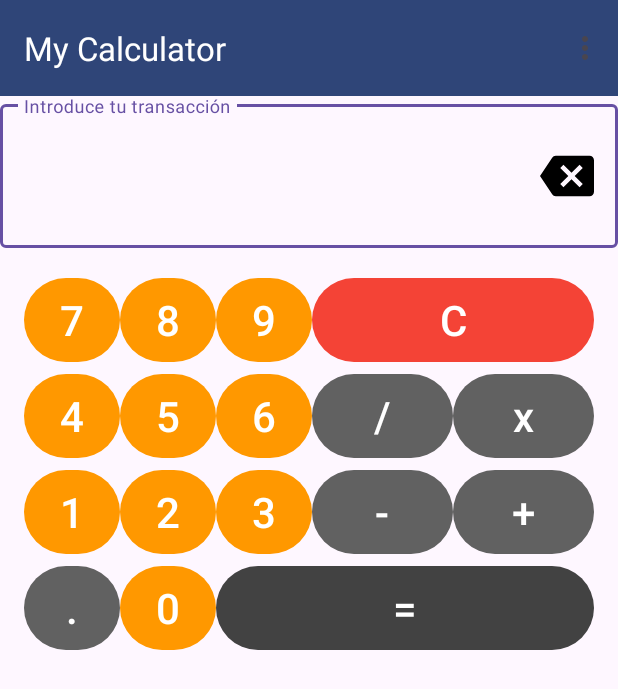
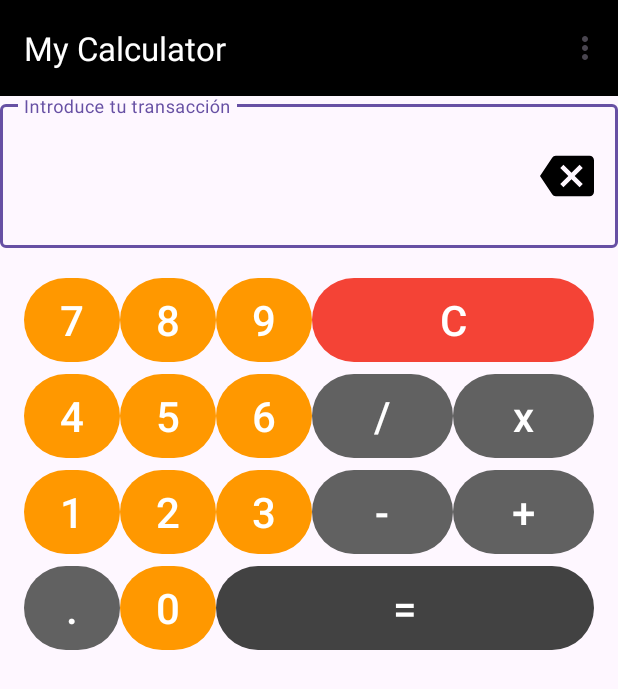
Before and after one commit to MarceloCarabajal/android_calculator, an Android app: the screen it shows after launch (MainActivity), on a phone screen of 412 x 824 dp. Shown: the top 689 px of the screen. Run offline under Robolectric (Android 15) with nearby library versions, the phone set to English and light mode, and no system bars.

Commit message:
fixed issues in toolbar, dimens and themes

```diff
--- a/app/src/main/res/layout-land/activity_main.xml
+++ b/app/src/main/res/layout-land/activity_main.xml
@@ -6,6 +6,19 @@
     android:layout_height="match_parent"
 
     tools:context="curso.marce.mycalculator.MainActivity">
+
+    <com.google.android.material.appbar.AppBarLayout
+        android:layout_width="match_parent"
+        android:layout_height="wrap_content">
+
+        <com.google.android.material.appbar.MaterialToolbar
+            android:id="@+id/toolbar"
+            android:layout_width="match_parent"
+            android:layout_height="54dp"
+            android:background="@android:color/black"
+            app:titleTextColor="@android:color/white"/>
+
+    </com.google.android.material.appbar.AppBarLayout>
 
 
     <androidx.core.widget.NestedScrollView
@@ -28,7 +41,7 @@
                 <EditText
                     android:id="@+id/etInput"
                     android:layout_width="match_parent"
-                    android:layout_height="@dimen/calc.input.height"
+                    android:layout_height="76dp"
                     android:layout_gravity="end|center_vertical"
                     android:drawableEnd="@drawable/baseline_backspace_36"
                     android:drawablePadding="16dp"
--- a/app/src/main/res/layout/activity_main.xml
+++ b/app/src/main/res/layout/activity_main.xml
@@ -15,7 +15,7 @@
             android:id="@+id/toolbar"
             android:layout_width="match_parent"
             android:layout_height="?attr/actionBarSize"
-            android:background="@color/material_dynamic_primary30"
+            android:background="@android:color/black"
             app:titleTextColor="@android:color/white"/>
 
     </com.google.android.material.appbar.AppBarLayout>
--- a/app/src/main/res/values-land-xhdpi/dimens.xml
+++ b/app/src/main/res/values-land-xhdpi/dimens.xml
@@ -1,4 +1,5 @@
 <?xml version="1.0" encoding="utf-8"?>
 <resources>
     <dimen name="calc.btn.width">96dp</dimen>
+    <dimen name = "calc.btn.size">54dp</dimen>
 </resources>
--- a/app/src/main/res/values/themes.xml
+++ b/app/src/main/res/values/themes.xml
@@ -2,7 +2,6 @@
     <!-- Base application theme. -->
     <style name="Base.Theme.MyCalculator" parent="Theme.Material3.DayNight.NoActionBar">
         <!-- Customize your light theme here. -->
-
         <item name="android:textSize">@dimen/calc.btn.textSize</item>
     </style>
 
```
